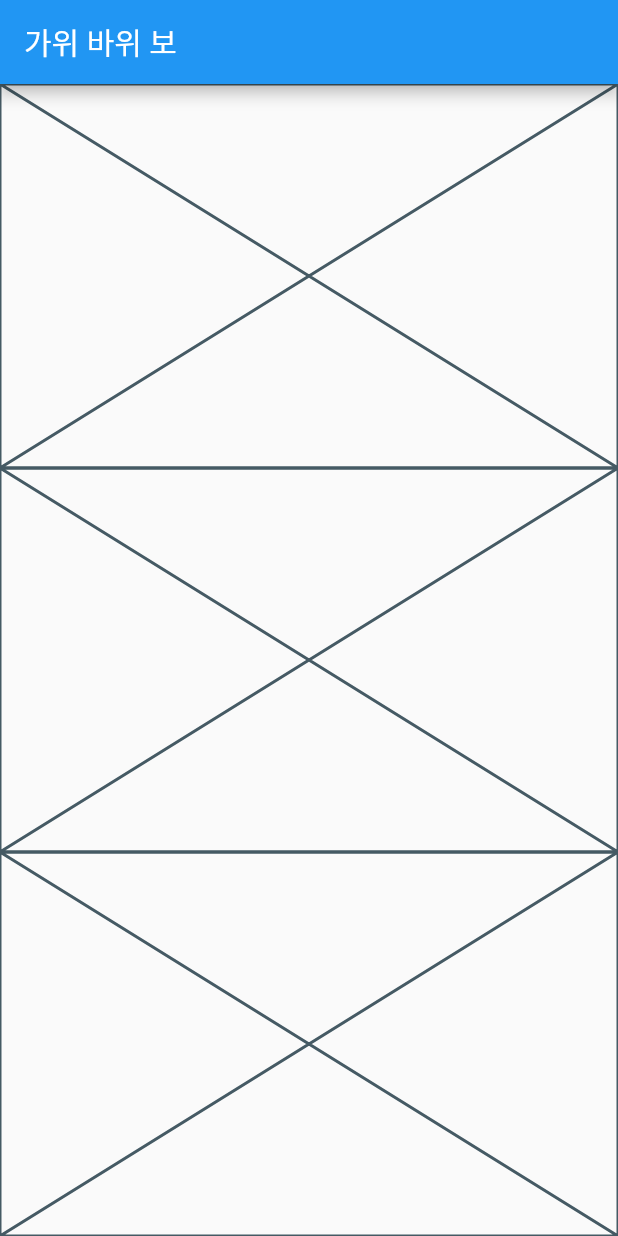
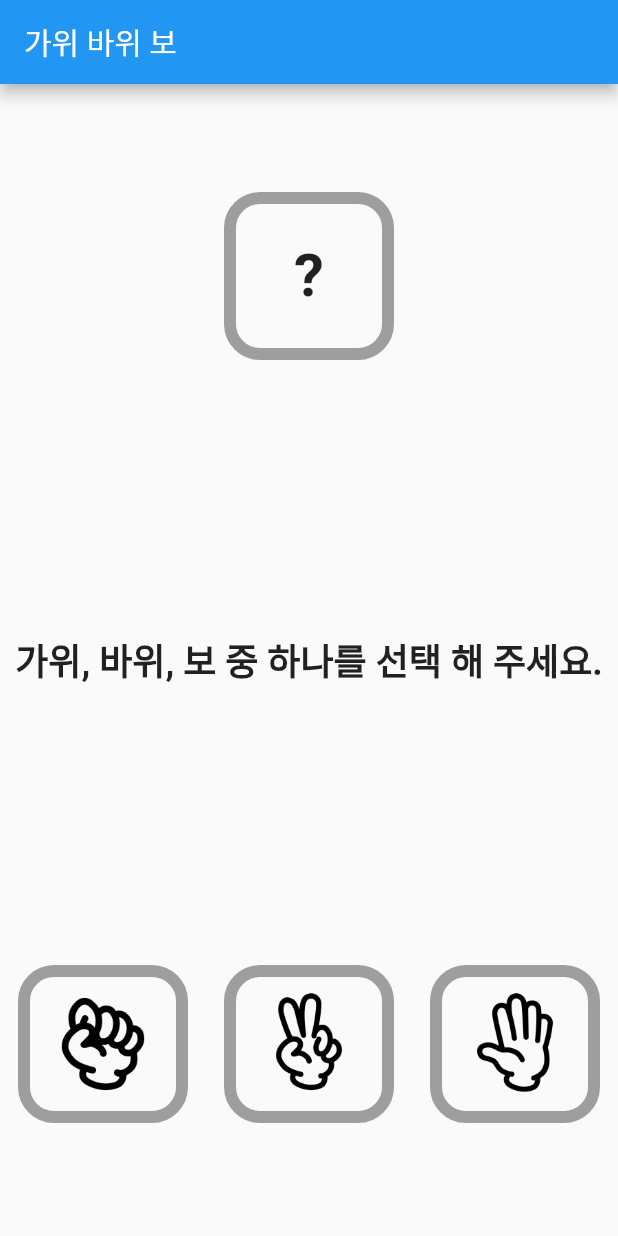
Before and after one commit to hoony00/rsp_game, a Flutter app: the screen it shows after launch, on a phone screen of 412 x 824 dp. Run offline on Flutter 3.47's test engine with Material 2 defaults, Android fonts, the phone set to English and light mode, and no system bars.

Commit message:
가위바위보 게임 v1

```diff
--- a/lib/game/GameBody.dart
+++ /dev/null
@@ -1,25 +0,0 @@
-import 'package:flutter/material.dart';
-import 'package:rsp_game/game/cpu_input.dart';
-import 'package:rsp_game/game/game_result.dart';
-import 'package:rsp_game/game/user_input.dart';
-
-class GameBody extends StatefulWidget {
-  const GameBody({super.key});
-
-  @override
-  State<GameBody> createState() => _GameBodyState();
-}
-
-class _GameBodyState extends State<GameBody> {
-  @override
-  Widget build(BuildContext context) {
-    return Column(
-      children: [
-        Expanded(child: CpuInput()),
-        Expanded(child: GameResult()),
-        Expanded(child: UserInput()),
-      ],
-
-    );
-  }
-}
--- a/lib/game/cpu_input.dart
+++ /dev/null
@@ -1,10 +0,0 @@
-import 'package:flutter/material.dart';
-
-class CpuInput extends StatelessWidget {
-  const CpuInput({super.key});
-
-  @override
-  Widget build(BuildContext context) {
-    return const Placeholder();
-  }
-}
--- /dev/null
+++ b/lib/game/enum.dart
@@ -0,0 +1,19 @@
+const assetPath = 'assets/images';
+
+enum InputType {
+  rock,
+  scissors,
+  paper;
+
+  String get path => '$assetPath/$name.png';
+}
+
+enum Result {
+  playerWin('Player 승리'),
+  draw('무승부'),
+  cpuWin('player 패배');
+
+  const Result(this.displayString);
+
+  final String displayString;
+}
--- /dev/null
+++ b/lib/game/gameBody.dart
@@ -0,0 +1,91 @@
+import 'dart:math';
+
+import 'package:flutter/material.dart';
+import 'package:rsp_game/game/enum.dart';
+import 'package:rsp_game/game/widget/cpu_input.dart';
+import 'package:rsp_game/game/widget/game_result.dart';
+import 'package:rsp_game/game/widget/user_input.dart';
+
+class GameBody extends StatefulWidget {
+  const GameBody({super.key});
+
+  @override
+  State<GameBody> createState() => _GameBodyState();
+}
+
+class _GameBodyState extends State<GameBody> {
+  late bool isDone;
+  InputType? _userInput;
+  late InputType _cpuInput;
+
+  @override
+  void initState() {
+    super.initState();
+    isDone = false;
+    setCpuInput();
+  }
+
+  @override
+  Widget build(BuildContext context) {
+    return Column(
+      children: [
+        Expanded(child: CpuInput(isDone: isDone, cpuInput: _cpuInput)),
+        Expanded(child: GameResult(isDone: isDone, result: getResult(), callback: reset,)),
+        Expanded(child: UserInput(isDone: isDone, callback: setUserInput, userInput: _userInput)),
+      ],
+    );
+  }
+
+  void setUserInput(InputType userInput) {
+    setState(() {
+      isDone = true;
+      _userInput = userInput;
+    });
+  }
+
+  void setCpuInput() {
+    final random = Random();
+    _cpuInput = InputType.values[random.nextInt(3)];
+  }
+
+  void reset() {
+    setState(() {
+      isDone = false;
+      setCpuInput();
+    });
+  }
+
+  Result? getResult() {
+    if (_userInput == null) return null;
+
+    switch (_userInput!) {
+      case InputType.rock:
+        switch (_cpuInput) {
+          case InputType.rock:
+            return Result.draw;
+          case InputType.scissors:
+            return Result.playerWin;
+          case InputType.paper:
+            return Result.cpuWin;
+        }
+      case InputType.scissors:
+        switch (_cpuInput) {
+          case InputType.rock:
+            return Result.cpuWin;
+          case InputType.scissors:
+            return Result.draw;
+          case InputType.paper:
+            return Result.playerWin;
+        }
+      case InputType.paper:
+        switch (_cpuInput) {
+          case InputType.rock:
+            return Result.playerWin;
+          case InputType.scissors:
+            return Result.cpuWin;
+          case InputType.paper:
+            return Result.draw;
+        }
+    }
+  }
+}
--- a/lib/game/game_result.dart
+++ /dev/null
@@ -1,10 +0,0 @@
-import 'package:flutter/material.dart';
-
-class GameResult extends StatelessWidget {
-  const GameResult({super.key});
-
-  @override
-  Widget build(BuildContext context) {
-    return const Placeholder();
-  }
-}
--- a/lib/game/user_input.dart
+++ /dev/null
@@ -1,10 +0,0 @@
-import 'package:flutter/material.dart';
-
-class UserInput extends StatelessWidget {
-  const UserInput({super.key});
-
-  @override
-  Widget build(BuildContext context) {
-    return const Placeholder();
-  }
-}
--- /dev/null
+++ b/lib/game/widget/cpu_input.dart
@@ -0,0 +1,40 @@
+import 'package:flutter/material.dart';
+import 'package:rsp_game/game/enum.dart';
+import 'package:rsp_game/game/widget/input_card.dart';
+
+class CpuInput extends StatelessWidget {
+  final bool isDone;
+  final InputType cpuInput;
+
+  const CpuInput({required this.isDone, required this.cpuInput, super.key});
+
+  @override
+  Widget build(BuildContext context) {
+    return Row(
+      children: [
+        Expanded(child: SizedBox.shrink()),
+        Expanded(
+          child: InputCard(
+            child: getCpuInput(),
+          ),
+        ),
+        Expanded(child: SizedBox.shrink()),
+      ],
+    );
+  }
+
+  Widget getCpuInput() {
+    if (isDone) {
+      return Image.asset(cpuInput.path);
+    }
+    return const SizedBox(
+      height: 80,
+      child: Center(
+        child: Text(
+          '?',
+          style: TextStyle(fontSize: 40, fontWeight: FontWeight.bold),
+        ),
+      ),
+    );
+  }
+}
--- /dev/null
+++ b/lib/game/widget/game_result.dart
@@ -0,0 +1,36 @@
+import 'package:flutter/material.dart';
+import 'package:rsp_game/game/enum.dart';
+
+class GameResult extends StatelessWidget {
+  final bool isDone;
+  final Result? result;
+  final VoidCallback callback;
+
+  const GameResult({required this.isDone, required this.callback, this.result, super.key});
+
+  @override
+  Widget build(BuildContext context) {
+    if (isDone) {
+      return Column(
+        mainAxisAlignment: MainAxisAlignment.center,
+        children: [
+          Text(
+            result!.displayString,
+            style: const TextStyle(fontSize: 32),
+          ),
+          const SizedBox(height: 8),
+          TextButton(
+            child: const Text('다시 하기', style: TextStyle(fontSize: 24),),
+            onPressed: () => callback.call(),
+          )
+        ],
+      );
+    }
+    return const Center(
+      child: Text(
+        '가위, 바위, 보 중 하나를 선택 해 주세요.',
+        style: TextStyle(fontSize: 24, fontWeight: FontWeight.bold),
+      ),
+    );
+  }
+}
--- /dev/null
+++ b/lib/game/widget/input_card.dart
@@ -0,0 +1,20 @@
+import 'package:flutter/material.dart';
+
+class InputCard extends StatelessWidget {
+  final Widget child;
+
+  const InputCard({required this.child, super.key});
+
+  @override
+  Widget build(BuildContext context) {
+    return Container(
+      margin: const EdgeInsets.symmetric(horizontal: 12, vertical: 8),
+      padding: const EdgeInsets.symmetric(horizontal: 12, vertical: 8),
+      decoration: BoxDecoration(
+        borderRadius: BorderRadius.circular(24),
+        border: Border.all(color: Colors.grey, width: 8),
+      ),
+      child: child,
+    );
+  }
+}
--- /dev/null
+++ b/lib/game/widget/user_input.dart
@@ -0,0 +1,43 @@
+import 'package:flutter/material.dart';
+import 'package:rsp_game/game/enum.dart';
+import 'package:rsp_game/game/widget/input_card.dart';
+
+class UserInput extends StatelessWidget {
+  final bool isDone;
+  final InputType? userInput;
+  final Function(InputType) callback;
+
+  const UserInput({this.userInput, required this.isDone, required this.callback, super.key});
+
+  @override
+  Widget build(BuildContext context) {
+    if (isDone) {
+      return Row(
+        children: [
+          const Expanded(child: SizedBox.shrink()),
+          Expanded(child: InputCard(child: Image.asset(userInput!.path))),
+          const Expanded(child: SizedBox.shrink())
+        ],
+      );
+    }
+
+    return Row(
+      children: _getInputs(callback),
+    );
+  }
+
+  List<Widget> _getInputs(Function(InputType) callback) {
+    return InputType.values
+        .map(
+          (type) => Expanded(
+        child: InkWell(
+          onTap: () => callback.call(type),
+          child: InputCard(
+            child: Image.asset(type.path),
+          ),
+        ),
+      ),
+    )
+        .toList();
+  }
+}
--- a/lib/main.dart
+++ b/lib/main.dart
@@ -1,5 +1,5 @@
 import 'package:flutter/material.dart';
-import 'package:rsp_game/game/GameBody.dart';
+import 'package:rsp_game/game/gameBody.dart';
 
 void main() {
   runApp(const RspApp());
--- a/pubspec.yaml
+++ b/pubspec.yaml
@@ -55,10 +55,8 @@ flutter:
   uses-material-design: true
 
   # To add assets to your application, add an assets section, like this:
-  # assets:
-  #   - images/a_dot_burr.jpeg
-  #   - images/a_dot_ham.jpeg
-
+  assets:
+    - assets/images/
   # An image asset can refer to one or more resolution-specific "variants", see
   # https://flutter.dev/assets-and-images/#resolution-aware
 
```
Also changed, not shown: assets/images/paper.png (renamed from assets/paper.png), assets/images/rock.png (renamed from assets/rock.png), assets/images/scissors.png (renamed from assets/scissors.png).
